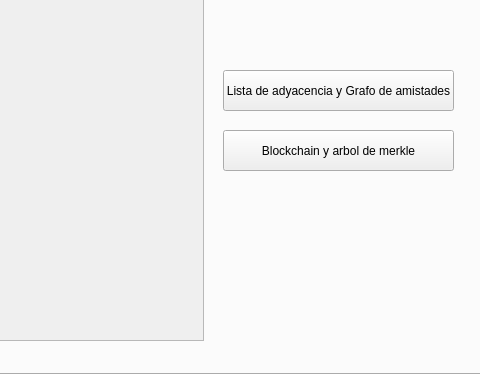
Old version of the form Fase3/main/admin.ui in the repository Kevin-alvarez1/PROYECTO_MULTIFASES_RED_SOCIAL; both pictures show x 759 to 1239 and y 126 to 500 of the 1239 by 500 pixel window.
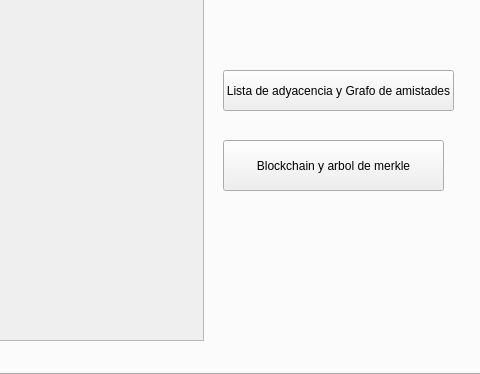
New version of the form. The open tabs and pages were chosen to show the change.

What changed in the file:
```diff
--- a/Fase3/main/admin.ui
+++ b/Fase3/main/admin.ui
@@ -629,9 +629,9 @@
      <property name="geometry">
       <rect>
        <x>980</x>
-       <y>210</y>
-       <width>231</width>
-       <height>41</height>
+       <y>220</y>
+       <width>221</width>
+       <height>51</height>
       </rect>
      </property>
      <property name="text">
```
Left out of the diff: 15 changed lines with no effect on the pictures.
